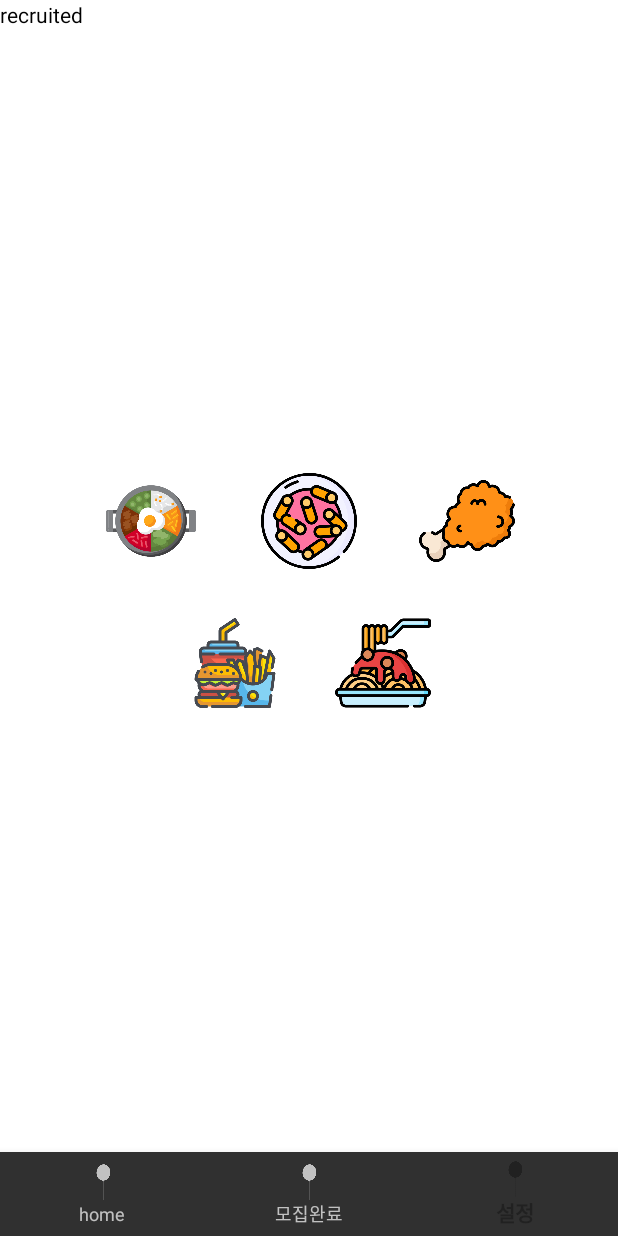
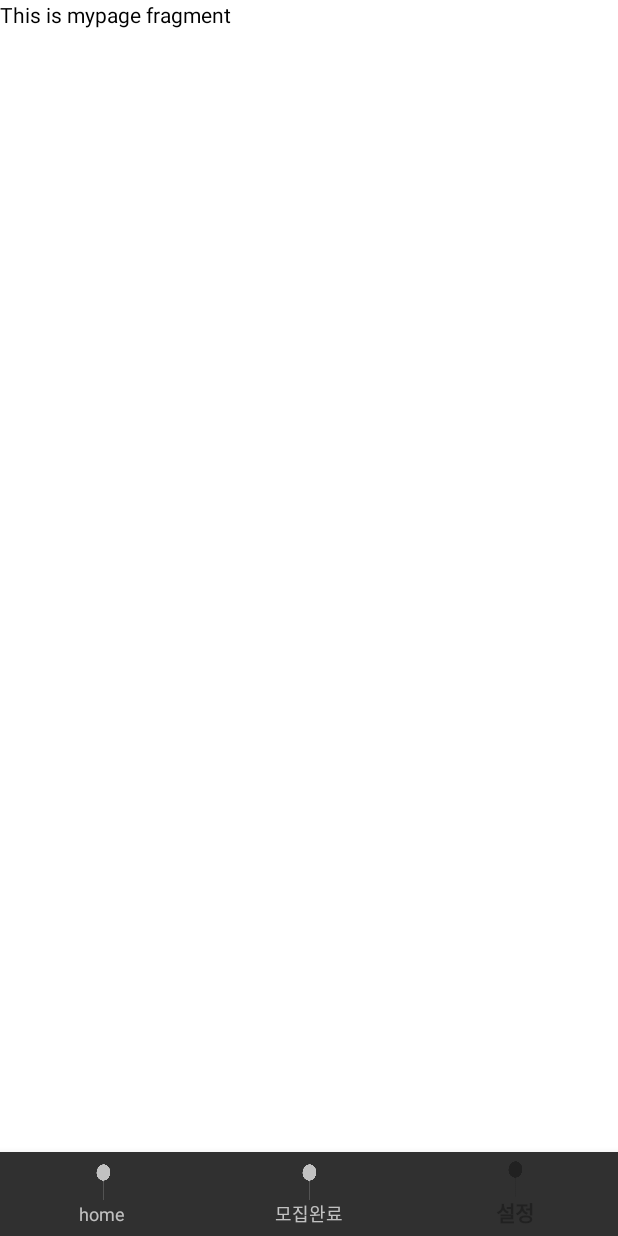
Before and after one commit to ashpurple/Food-Mate, an Android app: the SettingsFragment screen opened through its navigation route, on a phone screen of 412 x 824 dp. Run offline under Robolectric (Android 15) with nearby library versions, the phone set to English and light mode, and no system bars; our stand-ins replace Firebase (no records; nobody signed in at launch, a user with empty details on screens opened directly), navigation-ui; Roboto replaces fonts that are not available here.

```diff
--- a/app/src/main/java/com/example/foodmate/ui/settings/SettingsFragment.java
+++ b/app/src/main/java/com/example/foodmate/ui/settings/SettingsFragment.java
@@ -23,7 +23,7 @@ public class SettingsFragment extends Fragment {
                              ViewGroup container, Bundle savedInstanceState) {
         settingsViewModel =
                 new ViewModelProvider(this).get(com.example.foodmate.ui.settings.SettingsViewModel.class);
-        View root = inflater.inflate(R.layout.fragment_recruiting, container, false);
+        View root = inflater.inflate(R.layout.fragment_settings, container, false);
         final TextView textView = root.findViewById(R.id.text_settings);
         settingsViewModel.getText().observe(getViewLifecycleOwner(), new Observer<String>() {
             @Override
@@ -33,4 +33,5 @@ public class SettingsFragment extends Fragment {
         });
         return root;
     }
+
 }
```
